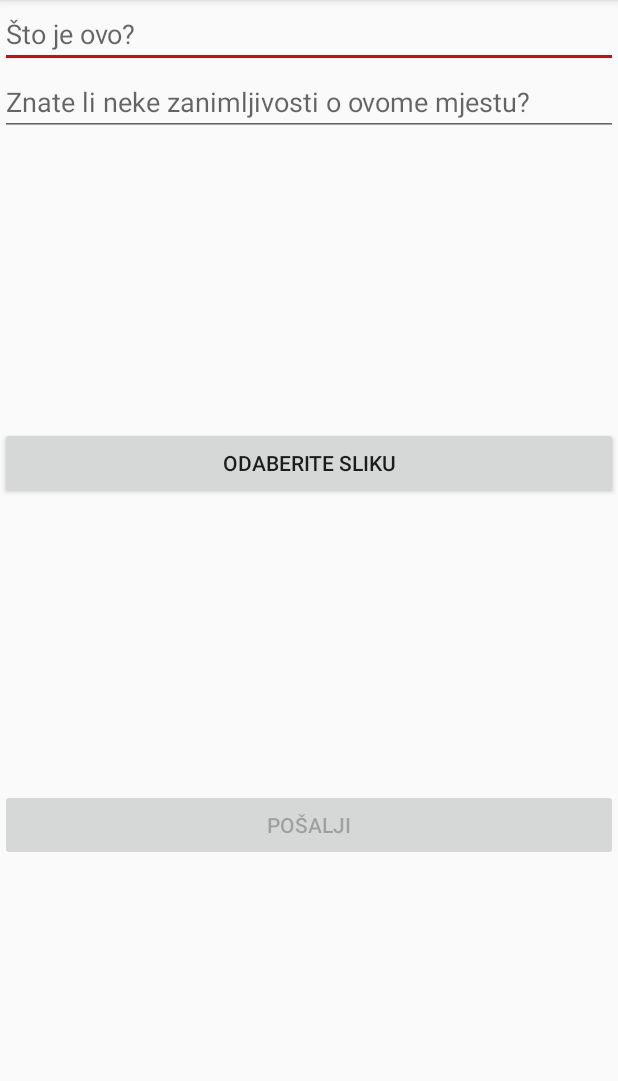
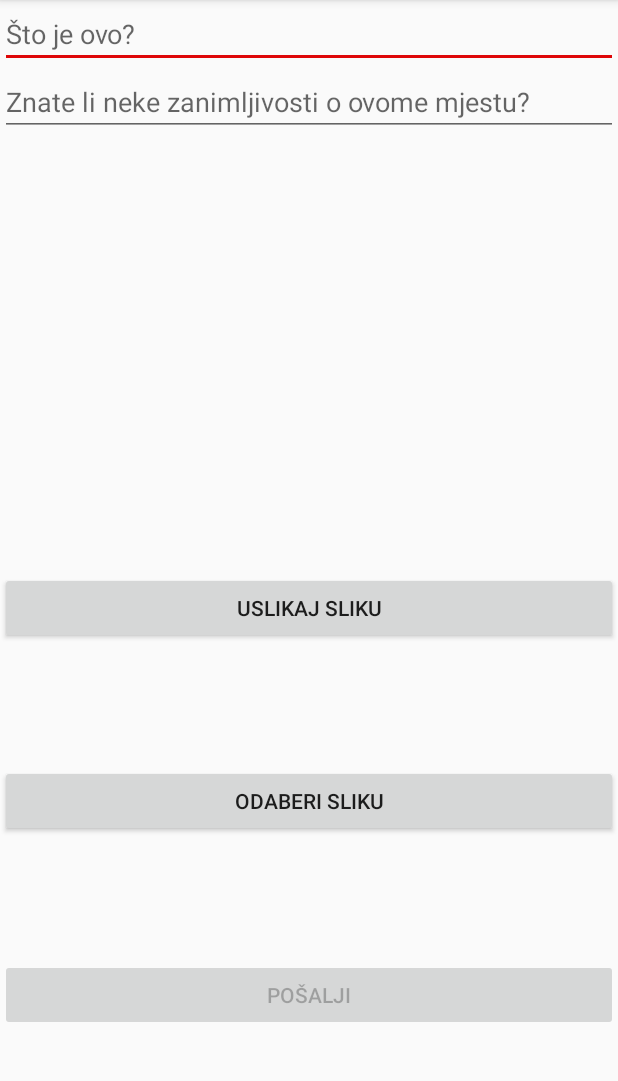
Before and after one commit to filipzag/TravelFun, an Android app: the ReportPlace screen opened directly, with no data from a screen before it, on a phone screen of 412 x 824 dp, the part 84-1165 px from its top. Run offline under Robolectric (Android 15) with nearby library versions, the phone set to English and light mode, and no system bars; our stand-ins replace ButterKnife; 2 statements that could not run were skipped.

```diff
--- a/app/src/main/res/layout/activity_place.xml
+++ b/app/src/main/res/layout/activity_place.xml
@@ -25,6 +25,7 @@
     android:layout_height="wrap_content"
     android:id="@+id/likestatus"
     android:textSize="16sp"
+    android:textColor="@color/libraryColorTextBlack"
 
     />
     <ImageView
@@ -40,7 +41,9 @@
         android:textSize="20sp"
         android:paddingLeft="4dp"
         android:paddingRight="4dp"
-        android:layout_weight="2"/>
+        android:layout_weight="2"
+        android:textColor="@color/libraryColorTextBlack"
+        />
 
     <android.support.design.widget.FloatingActionButton
         android:id="@+id/fab"
--- a/app/src/main/res/layout/activity_report_place.xml
+++ b/app/src/main/res/layout/activity_report_place.xml
@@ -41,14 +41,27 @@
         android:visibility="gone"
 
         />
+
+
+
+    <Button
+        android:layout_width="match_parent"
+        android:layout_height="wrap_content"
+        android:text="@string/uslikaj_sliku"
+        android:id="@+id/shoot"
+        app:layout_constraintLeft_toLeftOf="parent"
+        app:layout_constraintRight_toRightOf="parent"
+        app:layout_constraintTop_toBottomOf="@id/preview"
+        app:layout_constraintBottom_toTopOf="@id/choose"
+        />
  <Button
      android:layout_width="match_parent"
      android:layout_height="wrap_content"
-     android:text="@string/odaberite_sliku"
+     android:text="@string/odaberi_sliku"
      android:id="@+id/choose"
      app:layout_constraintLeft_toLeftOf="parent"
      app:layout_constraintRight_toRightOf="parent"
-     app:layout_constraintTop_toBottomOf="@id/preview"
+     app:layout_constraintTop_toBottomOf="@id/shoot"
      app:layout_constraintBottom_toTopOf="@id/upload"
      />
 
--- a/app/src/main/res/values/strings.xml
+++ b/app/src/main/res/values/strings.xml
@@ -6,4 +6,6 @@
     <string name="znate_li_neke_zanimljivosti_o_ovome_mjestu">Znate li neke zanimljivosti o ovome mjestu?</string>
     <string name="image">image</string>
     <string name="po_alji">Pošalji</string>
+    <string name="uslikaj_sliku">Uslikaj sliku</string>
+    <string name="odaberi_sliku">Odaberi sliku</string>
 </resources>
```
Also changed, not shown: app/build.gradle (+11 -0 lines), app/src/main/AndroidManifest.xml (+7 -1 lines), app/src/main/java/com/ferit/filip/travelfun/MapsActivity.java (+20 -11 lines), app/src/main/java/com/ferit/filip/travelfun/NotificationHelper.java (+9 -0 lines), app/src/main/java/com/ferit/filip/travelfun/PlaceActivity.java (+10 -5 lines), app/src/main/java/com/ferit/filip/travelfun/ReportPlace.java (+57 -1 lines).
